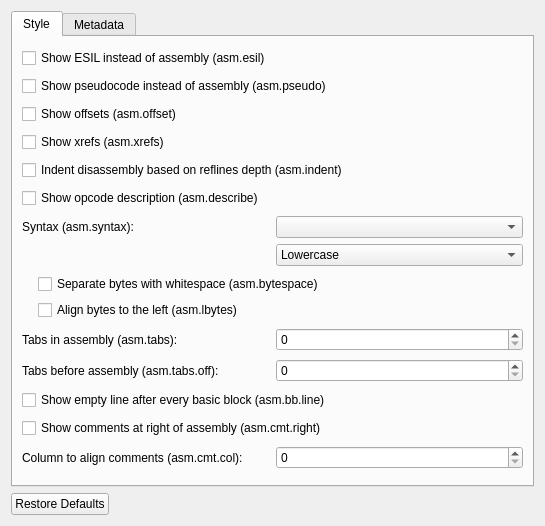
First picture: the form in src/dialogs/preferences/AsmOptionsWidget.ui, repository rizinorg/cutter, before the edit.
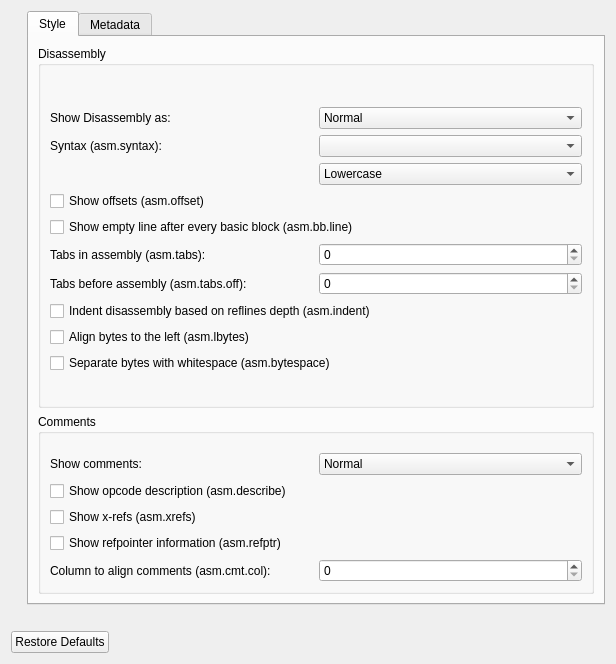
Second picture: the form after the edit. The open tabs and pages were chosen to show the change.

```diff
--- a/src/dialogs/preferences/AsmOptionsWidget.ui
+++ b/src/dialogs/preferences/AsmOptionsWidget.ui
@@ -6,8 +6,8 @@
    <rect>
     <x>0</x>
     <y>0</y>
-    <width>545</width>
-    <height>526</height>
+    <width>616</width>
+    <height>664</height>
    </rect>
   </property>
   <property name="windowTitle">
@@ -15,7 +15,18 @@
   </property>
   <layout class="QVBoxLayout" name="verticalLayout">
    <item>
+    <layout class="QVBoxLayout" name="verticalLayout_3">
+     <property name="leftMargin">
+      <number>16</number>
+     </property>
+     <item>
     <widget class="QTabWidget" name="asmOptionsTab">
+       <property name="sizePolicy">
+        <sizepolicy hsizetype="Expanding" vsizetype="Preferred">
+         <horstretch>0</horstretch>
+         <verstretch>0</verstretch>
+        </sizepolicy>
+       </property>
      <property name="currentIndex">
       <number>1</number>
      </property>
@@ -25,60 +36,34 @@
       </attribute>
       <layout class="QVBoxLayout" name="verticalLayout_4">
        <item>
-        <widget class="QCheckBox" name="esilCheckBox">
-         <property name="text">
-          <string>Show ESIL instead of assembly (asm.esil)</string>
-         </property>
-        </widget>
-       </item>
-       <item>
-        <widget class="QCheckBox" name="pseudoCheckBox">
-         <property name="text">
-          <string>Show pseudocode instead of assembly (asm.pseudo)</string>
-         </property>
-        </widget>
-       </item>
-       <item>
-        <widget class="QCheckBox" name="offsetCheckBox">
-         <property name="text">
-          <string>Show offsets (asm.offset)</string>
-         </property>
-        </widget>
-       </item>
-       <item>
-        <widget class="QCheckBox" name="xrefCheckBox">
-         <property name="text">
-          <string>Show xrefs (asm.xrefs)</string>
-         </property>
-        </widget>
-       </item>
-       <item>
+          <widget class="QGroupBox" name="disassemblyGroupBox">
+           <property name="sizePolicy">
+            <sizepolicy hsizetype="Preferred" vsizetype="Preferred">
+             <horstretch>0</horstretch>
+             <verstretch>0</verstretch>
+            </sizepolicy>
+           </property>
+           <property name="title">
+            <string>Disassembly</string>
+           </property>
+           <layout class="QGridLayout" name="gridLayout_2">
+            <item row="1" column="0">
+             <layout class="QGridLayout" name="gridLayout">
+              <item row="7" column="0" colspan="2">
         <widget class="QCheckBox" name="indentCheckBox">
          <property name="text">
           <string>Indent disassembly based on reflines depth (asm.indent)</string>
          </property>
         </widget>
        </item>
-       <item>
-        <widget class="QCheckBox" name="describeCheckBox">
+              <item row="4" column="0" colspan="2">
+               <widget class="QCheckBox" name="bblineCheckBox">
          <property name="text">
-          <string>Show opcode description (asm.describe)</string>
+                 <string>Show empty line after every basic block (asm.bb.line)</string>
          </property>
         </widget>
        </item>
-       <item>
-        <layout class="QGridLayout" name="gridLayout">
-         <item row="0" column="1">
-          <widget class="QComboBox" name="syntaxComboBox"/>
-         </item>
-         <item row="0" column="0">
-          <widget class="QLabel" name="syntaxLabel">
-           <property name="text">
-            <string>Syntax (asm.syntax):</string>
-           </property>
-          </widget>
-         </item>
-         <item row="1" column="1">
+              <item row="2" column="1">
           <widget class="QComboBox" name="caseComboBox">
            <item>
             <property name="text">
@@ -97,40 +82,48 @@
            </item>
           </widget>
          </item>
-        </layout>
-       </item>
-       <item>
-        <layout class="QVBoxLayout" name="verticalLayout_2">
-         <property name="leftMargin">
-          <number>16</number>
-         </property>
-         <item>
-          <widget class="QCheckBox" name="bytespaceCheckBox">
-           <property name="text">
-            <string>Separate bytes with whitespace (asm.bytespace)</string>
-           </property>
-          </widget>
-         </item>
-         <item>
-          <widget class="QCheckBox" name="lbytesCheckBox">
-           <property name="text">
-            <string>Align bytes to the left (asm.lbytes)</string>
-           </property>
-          </widget>
-         </item>
-        </layout>
-       </item>
-       <item>
-        <layout class="QGridLayout" name="gridLayout_2">
          <item row="0" column="0">
+               <widget class="QLabel" name="label">
+                <property name="text">
+                 <string>Show Disassembly as:</string>
+                </property>
+               </widget>
+              </item>
+              <item row="1" column="0">
+               <widget class="QLabel" name="syntaxLabel">
+                <property name="text">
+                 <string>Syntax (asm.syntax):</string>
+                </property>
+               </widget>
+              </item>
+              <item row="0" column="1">
+               <widget class="QComboBox" name="asmComboBox">
+                <item>
+                 <property name="text">
+                  <string>Normal</string>
+                 </property>
+                </item>
+                <item>
+                 <property name="text">
+                  <string>ESIL (asm.esil)</string>
+                 </property>
+                </item>
+                <item>
+                 <property name="text">
+                  <string>Pseudocode (asm.pseudo)</string>
+                 </property>
+                </item>
+               </widget>
+              </item>
+              <item row="5" column="0">
           <widget class="QLabel" name="asmTabsLabel">
            <property name="text">
             <string>Tabs in assembly (asm.tabs):</string>
            </property>
           </widget>
          </item>
-         <item row="0" column="1">
-          <widget class="QSpinBox" name="asmTabsSpinBox">
+              <item row="6" column="1">
+               <widget class="QSpinBox" name="asmTabsOffSpinBox">
            <property name="maximum">
             <number>100</number>
            </property>
@@ -139,19 +132,117 @@
            </property>
           </widget>
          </item>
-        </layout>
-       </item>
-       <item>
-        <layout class="QGridLayout" name="gridLayout_4">
-         <item row="0" column="0">
+              <item row="3" column="0" colspan="2">
+               <widget class="QCheckBox" name="offsetCheckBox">
+                <property name="text">
+                 <string>Show offsets (asm.offset)</string>
+                </property>
+               </widget>
+              </item>
+              <item row="6" column="0">
           <widget class="QLabel" name="asmTabsOffLabel">
            <property name="text">
             <string>Tabs before assembly (asm.tabs.off):</string>
            </property>
           </widget>
          </item>
+              <item row="1" column="1">
+               <widget class="QComboBox" name="syntaxComboBox"/>
+              </item>
+              <item row="5" column="1">
+               <widget class="QSpinBox" name="asmTabsSpinBox">
+                <property name="maximum">
+                 <number>100</number>
+                </property>
+                <property name="singleStep">
+                 <number>5</number>
+                </property>
+               </widget>
+              </item>
+              <item row="9" column="0" colspan="2">
+               <widget class="QCheckBox" name="bytespaceCheckBox">
+                <property name="text">
+                 <string>Separate bytes with whitespace (asm.bytespace)</string>
+                </property>
+               </widget>
+              </item>
+              <item row="8" column="0" colspan="2">
+               <widget class="QCheckBox" name="lbytesCheckBox">
+                <property name="text">
+                 <string>Align bytes to the left (asm.lbytes)</string>
+                </property>
+               </widget>
+              </item>
+             </layout>
+            </item>
+            <item row="0" column="0">
+             <spacer name="verticalSpacer_3">
+              <property name="orientation">
+               <enum>Qt::Vertical</enum>
+              </property>
+              <property name="sizeType">
+               <enum>QSizePolicy::Fixed</enum>
+              </property>
+              <property name="sizeHint" stdset="0">
+               <size>
+                <width>20</width>
+                <height>10</height>
+               </size>
+              </property>
+             </spacer>
+            </item>
+           </layout>
+          </widget>
+         </item>
+         <item>
+          <widget class="QGroupBox" name="commentsGroupBox">
+           <property name="sizePolicy">
+            <sizepolicy hsizetype="Preferred" vsizetype="Maximum">
+             <horstretch>0</horstretch>
+             <verstretch>1</verstretch>
+            </sizepolicy>
+           </property>
+           <property name="title">
+            <string>Comments</string>
+           </property>
+           <layout class="QGridLayout" name="gridLayout_6">
+            <item row="1" column="0">
+             <layout class="QGridLayout" name="gridLayout_5" columnminimumwidth="0,0">
+              <item row="1" column="0" colspan="2">
+               <widget class="QCheckBox" name="describeCheckBox">
+                <property name="text">
+                 <string>Show opcode description (asm.describe)</string>
+                </property>
+               </widget>
+              </item>
          <item row="0" column="1">
-          <widget class="QSpinBox" name="asmTabsOffSpinBox">
+               <widget class="QComboBox" name="commentsComboBox">
+                <item>
+                 <property name="text">
+                  <string>Normal</string>
+                 </property>
+                </item>
+                <item>
+                 <property name="text">
+                  <string>Above instructions</string>
+                 </property>
+                </item>
+                <item>
+                 <property name="text">
+                  <string>Off</string>
+                 </property>
+                </item>
+               </widget>
+              </item>
+              <item row="0" column="0">
+               <widget class="QLabel" name="label_2">
+                <property name="text">
+                 <string>Show comments:</string>
+                </property>
+               </widget>
+              </item>
+              <item row="4" column="1">
+               <widget class="QSpinBox" name="cmtcolSpinBox">
            <property name="maximum">
             <number>100</number>
            </property>
@@ -160,42 +251,47 @@
            </property>
           </widget>
          </item>
-        </layout>
-       </item>
-       <item>
-        <widget class="QCheckBox" name="bblineCheckBox">
-         <property name="text">
-          <string>Show empty line after every basic block (asm.bb.line)</string>
-         </property>
-        </widget>
-       </item>
-       <item>
-        <widget class="QCheckBox" name="cmtrightCheckBox">
-         <property name="text">
-          <string>Show comments at right of assembly (asm.cmt.right)</string>
-         </property>
-        </widget>
-       </item>
-       <item>
-        <layout class="QGridLayout" name="gridLayout_5">
-         <item row="0" column="0">
+              <item row="4" column="0">
           <widget class="QLabel" name="cmtcolLabel">
            <property name="text">
             <string>Column to align comments (asm.cmt.col):</string>
            </property>
           </widget>
          </item>
-         <item row="0" column="1">
-          <widget class="QSpinBox" name="cmtcolSpinBox">
-           <property name="maximum">
-            <number>100</number>
-           </property>
-           <property name="singleStep">
-            <number>5</number>
+              <item row="2" column="0">
+               <widget class="QCheckBox" name="xrefCheckBox">
+                <property name="text">
+                 <string>Show x-refs (asm.xrefs)</string>
+                </property>
+               </widget>
+              </item>
+              <item row="3" column="0" colspan="2">
+               <widget class="QCheckBox" name="refptrCheckBox">
+                <property name="text">
+                 <string>Show refpointer information (asm.refptr)</string>
            </property>
           </widget>
          </item>
         </layout>
+            </item>
+            <item row="0" column="0">
+             <spacer name="verticalSpacer_2">
+              <property name="orientation">
+               <enum>Qt::Vertical</enum>
+              </property>
+              <property name="sizeType">
+               <enum>QSizePolicy::Fixed</enum>
+              </property>
+              <property name="sizeHint" stdset="0">
+               <size>
+                <width>20</width>
+                <height>10</height>
+               </size>
+              </property>
+             </spacer>
+            </item>
+           </layout>
+          </widget>
        </item>
       </layout>
      </widget>
@@ -253,13 +349,6 @@
          </property>
         </widget>
        </item>
-       <item>
-        <widget class="QCheckBox" name="bytesCheckBox">
-         <property name="text">
-          <string>Show bytes (asm.bytes)</string>
-         </property>
-        </widget>
-       </item>
        <item>
         <widget class="QCheckBox" name="varsumCheckBox">
          <property name="text">
@@ -267,6 +356,13 @@
          </property>
         </widget>
        </item>
+         <item>
+          <widget class="QCheckBox" name="bytesCheckBox">
+           <property name="text">
+            <string>Show bytes (asm.bytes)</string>
+           </property>
+          </widget>
+         </item>
        <item>
         <layout class="QGridLayout" name="gridLayout_3">
          <property name="leftMargin">
@@ -309,13 +405,24 @@
      </widget>
     </widget>
    </item>
-   <item>
-    <layout class="QVBoxLayout" name="verticalLayout_3">
-     <property name="leftMargin">
-      <number>16</number>
-     </property>
     </layout>
    </item>
+   <item>
+    <spacer name="verticalSpacer">
+     <property name="orientation">
+      <enum>Qt::Vertical</enum>
+     </property>
+     <property name="sizeType">
+      <enum>QSizePolicy::Fixed</enum>
+     </property>
+     <property name="sizeHint" stdset="0">
+      <size>
+       <width>20</width>
+       <height>20</height>
+      </size>
+     </property>
+    </spacer>
+   </item>
    <item>
     <widget class="QDialogButtonBox" name="buttonBox">
      <property name="orientation">
```
Lines whose indentation alone changed are shown as unchanged.
